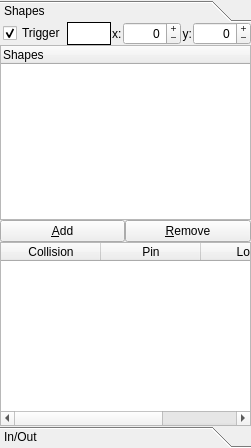
Old version of the form lib/ui/tab_regionsUi.ui in the repository wonkoderverstaendige/Spotter.
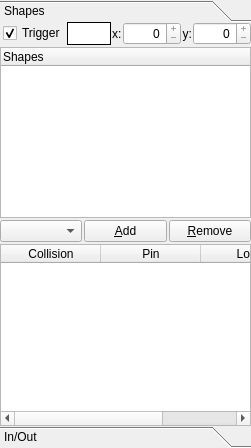
New version of the form.

What changed in the file:
```diff
--- a/lib/ui/tab_regionsUi.ui
+++ b/lib/ui/tab_regionsUi.ui
@@ -48,7 +48,7 @@
           <x>0</x>
           <y>0</y>
           <width>249</width>
-          <height>396</height>
+          <height>404</height>
          </rect>
         </property>
         <attribute name="label">
@@ -63,26 +63,13 @@
          </property>
          <item row="0" column="0">
           <layout class="QGridLayout" name="gridLayout_5">
-           <property name="topMargin">
+           <property name="leftMargin">
             <number>0</number>
            </property>
            <property name="spacing">
-            <number>0</number>
+            <number>2</number>
            </property>
-           <item row="7" column="1">
-            <widget class="QPushButton" name="btn_remove_shape">
-             <property name="minimumSize">
-              <size>
-               <width>30</width>
-               <height>0</height>
-              </size>
-             </property>
-             <property name="text">
-              <string>&amp;Remove</string>
-             </property>
-            </widget>
-           </item>
-           <item row="5" column="0" rowspan="2" colspan="2">
+           <item row="5" column="1" rowspan="2" colspan="3">
             <widget class="QTreeWidget" name="tree_region_shapes">
              <property name="sizePolicy">
               <sizepolicy hsizetype="Expanding" vsizetype="Expanding">
@@ -106,26 +93,7 @@
              </column>
             </widget>
            </item>
-           <item row="7" column="0">
-            <widget class="QPushButton" name="btn_add_shape">
-             <property name="minimumSize">
-              <size>
-               <width>30</width>
-               <height>0</height>
-              </size>
-             </property>
-             <property name="statusTip">
-              <string>Drag: Rectangle. Shift+drag: Circle. Ctrl+drag: Line.</string>
-             </property>
-             <property name="text">
-              <string>&amp;Add</string>
-             </property>
-             <property name="checkable">
-              <bool>true</bool>
-             </property>
-            </widget>
-           </item>
-           <item row="8" column="0" colspan="2">
+           <item row="12" column="1" colspan="3">
             <layout class="QGridLayout" name="gridLayout_10">
              <property name="spacing">
               <number>0</number>
@@ -175,7 +143,7 @@
              </item>
             </layout>
            </item>
-           <item row="0" column="0" colspan="2">
+           <item row="0" column="1" colspan="3">
             <layout class="QGridLayout" name="gridLayout_3">
              <property name="leftMargin">
               <number>3</number>
@@ -191,6 +159,9 @@
                <property name="alignment">
                 <set>Qt::AlignRight|Qt::AlignTrailing|Qt::AlignVCenter</set>
                </property>
+               <property name="readOnly">
+                <bool>true</bool>
+               </property>
                <property name="buttonSymbols">
                 <enum>QAbstractSpinBox::PlusMinus</enum>
                </property>
@@ -271,6 +242,9 @@
                <property name="alignment">
                 <set>Qt::AlignRight|Qt::AlignTrailing|Qt::AlignVCenter</set>
                </property>
+               <property name="readOnly">
+                <bool>true</bool>
+               </property>
                <property name="buttonSymbols">
                 <enum>QAbstractSpinBox::PlusMinus</enum>
                </property>
@@ -287,6 +261,38 @@
              </item>
             </layout>
            </item>
+           <item row="9" column="3">
+            <widget class="QPushButton" name="btn_remove_shape">
+             <property name="minimumSize">
+              <size>
+               <width>30</width>
+               <height>0</height>
+              </size>
+             </property>
+             <property name="text">
+              <string>&amp;Remove</string>
+             </property>
+            </widget>
+           </item>
+           <item row="9" column="1">
+            <widget class="QComboBox" name="combo_new_shape"/>
+           </item>
+           <item row="9" column="2">
+            <widget class="QPushButton" name="btn_add_shape">
+             <property name="minimumSize">
+              <size>
+               <width>30</width>
+               <height>0</height>
+              </size>
+             </property>
+             <property name="statusTip">
+              <string>Drag: Rectangle. Shift+drag: Circle. Ctrl+drag: Line.</string>
+             </property>
+             <property name="text">
+              <string>&amp;Add</string>
+             </property>
+            </widget>
+           </item>
           </layout>
          </item>
         </layout>
```
Left out of the diff: 4 changed lines with no effect on the pictures.
